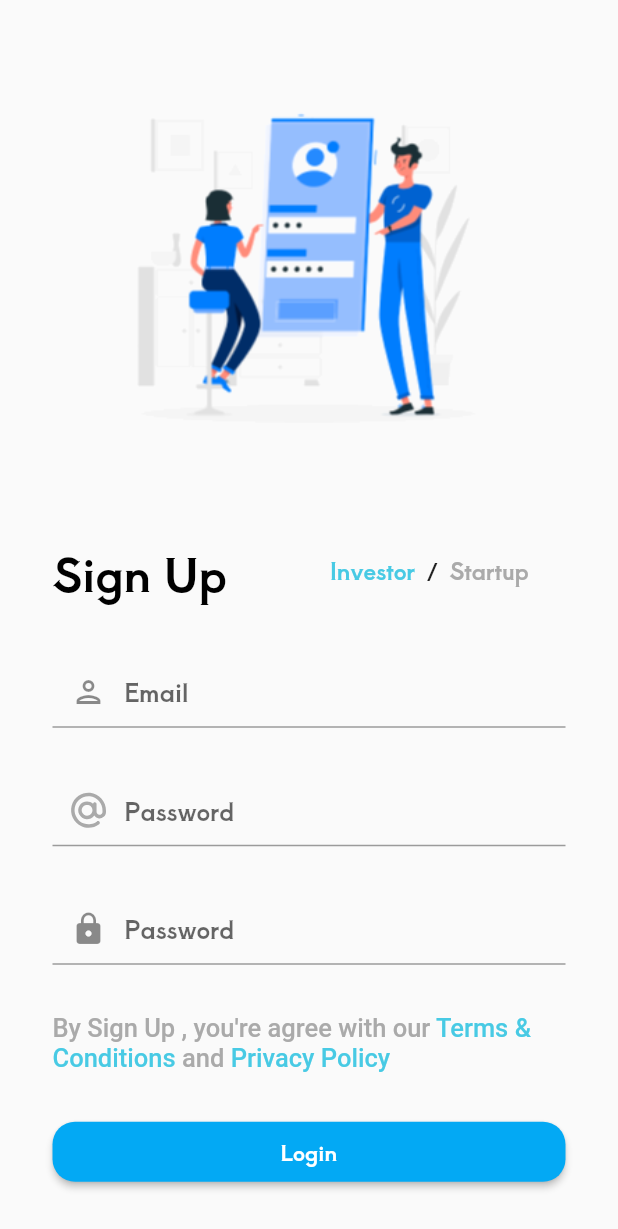
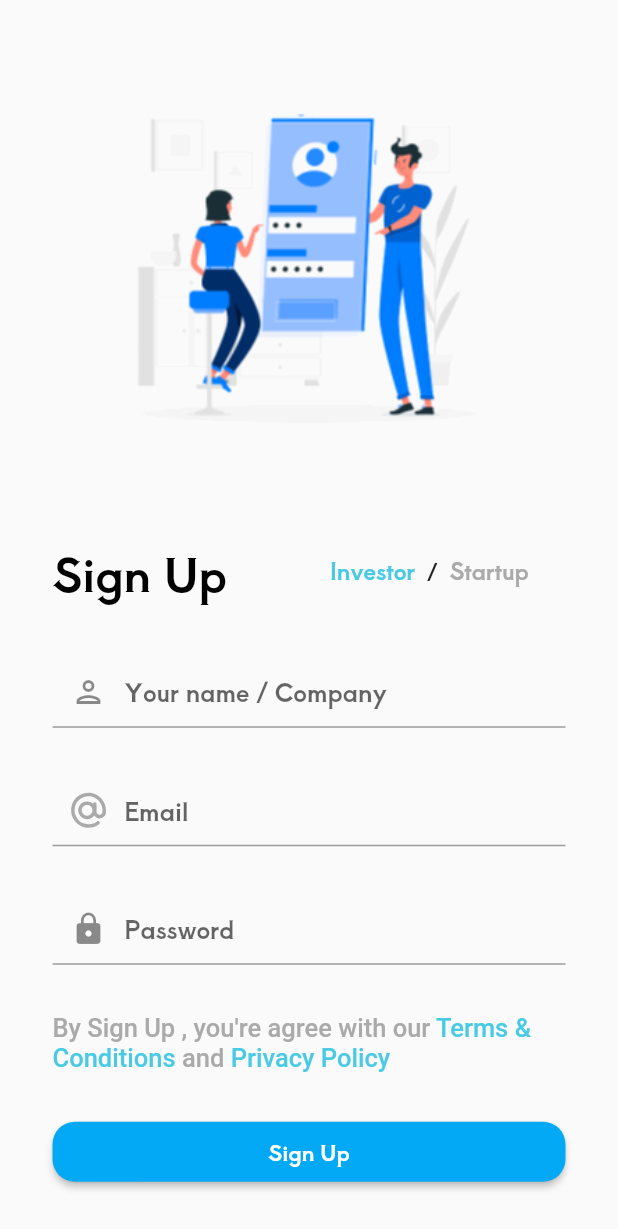
Before and after one commit to kyhchn/fyi, a Flutter app: the screen it shows after launch, after a tap on "Register", on a phone screen of 412 x 824 dp. Shown: the top 1229 px of the screen. Run offline on Flutter 3.47's test engine with Material 2 defaults, Android fonts, the light colour scheme and no system bars; our stand-ins replace file_picker, firebase_core, flutter_svg, get, open_filex; accounts and stored records are empty.

Commit message:
sampe form

```diff
--- a/lib/ui/general/login_page.dart
+++ b/lib/ui/general/login_page.dart
@@ -32,7 +32,8 @@ class LoginPage extends StatelessWidget {
                 ),
               ],
             ),
-            SizedBox(
+            Obx(
+              () => SizedBox(
                 height: MediaQuery.of(context).size.height * 0.15,
                 child: Column(
                   mainAxisAlignment: MainAxisAlignment.spaceBetween,
@@ -48,6 +49,7 @@ class LoginPage extends StatelessWidget {
                       controller: _passwordEditingController.value,
                     )
                   ],
+                ),
               ),
             ),
             Row(
@@ -121,10 +123,8 @@ class LoginPage extends StatelessWidget {
               children: [
                 const Text('New to FYI ?'),
                 TextButton(
-                    onPressed: () => Navigator.push(
-                        context,
-                        MaterialPageRoute(
-                            builder: (context) => const SignUpPage())),
+                    onPressed: () => Navigator.push(context,
+                        MaterialPageRoute(builder: (context) => SignUpPage())),
                     child: const Text('\tRegister'))
               ],
             )
--- a/lib/ui/general/signup_page.dart
+++ b/lib/ui/general/signup_page.dart
@@ -1,12 +1,17 @@
 import 'package:flutter/material.dart';
 import 'package:fyi/custom_color.dart';
+import 'package:fyi/ui/investor/verification_page.dart';
 import 'package:fyi/ui/startup/funding_page.dart';
 import 'package:fyi/ui/widgets/signup_form.dart';
 import 'package:get/get.dart';
 
 class SignUpPage extends StatelessWidget {
-  const SignUpPage({super.key});
-  final isStartup = false;
+  SignUpPage({super.key});
+  final isStartup = false.obs;
+  final _nameEditingController = TextEditingController().obs;
+  final _emailEditingController = TextEditingController().obs;
+  final _passwordEditingController = TextEditingController().obs;
+
   @override
   Widget build(BuildContext context) {
     return Scaffold(
@@ -31,37 +36,44 @@ class SignUpPage extends StatelessWidget {
                 ),
                 SizedBox(
                   width: MediaQuery.of(context).size.width * 0.4,
-                  child: Row(
+                  child: Obx(
+                    () => Row(
                       children: [
                         TextButton(
-                          onPressed: () {},
+                            onPressed: () => isStartup.value = false,
                             child: Text(
                               'Investor',
                               style: TextStyle(
                                   fontSize: 15,
-                                color: isStartup
+                                  color: isStartup.value
                                       ? CustomColor.grey
                                       : CustomColor.lightBlue),
                             )),
                         const Text('/'),
-                      Obx(
-                        () => TextButton(
-                            onPressed: () {},
+                        TextButton(
+                            onPressed: () => isStartup.value = true,
                             child: Text(
                               'Startup',
                               style: TextStyle(
                                   fontSize: 15,
-                                  color: isStartup
+                                  color: isStartup.value
                                       ? CustomColor.lightBlue
                                       : CustomColor.grey),
                             )),
-                      )
                       ],
+                    ),
                   ),
                 )
               ],
             ),
-            SignUpForm(),
+            Obx(
+              () => SignUpForm(
+                isStartup: isStartup.value,
+                emailEditingController: _emailEditingController,
+                passwordEditingController: _passwordEditingController,
+                nameEditingController: _nameEditingController,
+              ),
+            ),
             RichText(
                 text: TextSpan(
                     text: 'By Sign Up , you\'re agree with our ',
@@ -86,14 +98,18 @@ class SignUpPage extends StatelessWidget {
                   style: ButtonStyle(
                       shape: MaterialStateProperty.all(RoundedRectangleBorder(
                           borderRadius: BorderRadius.circular(15)))),
-                    onPressed: () => Navigator.pushAndRemoveUntil(
+                  onPressed: () => Navigator.push(
                         context,
-                        MaterialPageRoute(builder: (context) => FundingPage()),
-                        (route) => false),
+                        MaterialPageRoute(
+                            builder: (context) => isStartup.value
+                                ? FundingPage()
+                                : const VerificationPage()),
+                      ),
                   child: const Text(
-                      'Login',
+                    'Sign Up',
                     style: TextStyle(color: Colors.white),
-                    ))),
+                  )),
+            ),
           ],
         ),
       )),
--- a/lib/ui/widgets/signup_form.dart
+++ b/lib/ui/widgets/signup_form.dart
@@ -3,39 +3,49 @@ import 'package:flutter_svg/flutter_svg.dart';
 import 'package:get/get.dart';
 
 class SignUpForm extends StatelessWidget {
-  SignUpForm({super.key});
-  final _nameEditingController = TextEditingController().obs;
-  final _emailEditingController = TextEditingController().obs;
-  final _passwordEditingController = TextEditingController().obs;
+  Rx<TextEditingController> nameEditingController;
+  Rx<TextEditingController> emailEditingController;
+  Rx<TextEditingController> passwordEditingController;
+  bool isStartup;
+  SignUpForm(
+      {super.key,
+      required this.emailEditingController,
+      required this.nameEditingController,
+      required this.passwordEditingController,
+      required this.isStartup});
+
   @override
   Widget build(BuildContext context) {
     return SizedBox(
       height: MediaQuery.of(context).size.height * 0.25,
-      child: Column(
+      child: Obx(
+        () => Column(
           mainAxisAlignment: MainAxisAlignment.spaceBetween,
           children: [
             TextField(
-            decoration: const InputDecoration(
-                hintText: 'Email', prefixIcon: Icon(Icons.person_outlined)),
-            controller: _nameEditingController.value,
+              decoration: InputDecoration(
+                  hintText: isStartup ? 'Startup Name' : 'Your name / Company',
+                  prefixIcon: const Icon(Icons.person_outlined)),
+              controller: nameEditingController.value,
             ),
             TextField(
               decoration: InputDecoration(
-                hintText: 'Password',
+                  hintText: 'Email',
                   prefixIcon: SvgPicture.asset(
                     'assets/svg/@icon.svg',
                     fit: BoxFit.scaleDown,
                     height: 10,
                     width: 10,
                   )),
-            controller: _emailEditingController.value,
+              controller: emailEditingController.value,
             ),
             TextField(
               decoration: const InputDecoration(
                   hintText: 'Password', prefixIcon: Icon(Icons.lock)),
-            controller: _passwordEditingController.value,
+              controller: passwordEditingController.value,
             )
           ],
+        ),
       ),
     );
   }
--- a/pubspec.yaml
+++ b/pubspec.yaml
@@ -43,6 +43,7 @@ dependencies:
   get: ^4.6.5
   get_storage: ^2.0.3
   file_picker: ^5.2.1
+  open_filex: ^4.1.1
 
 dev_dependencies:
   flutter_test:
```
Also changed, not shown: lib/ui/investor/verification_page.dart (+19 -2 lines), lib/ui/startup/funding_page.dart (+78 -23 lines), lib/ui/widgets/file_picker_widget.dart (+37 -6 lines), pubspec.lock. Lines whose indentation alone changed are shown as unchanged.
